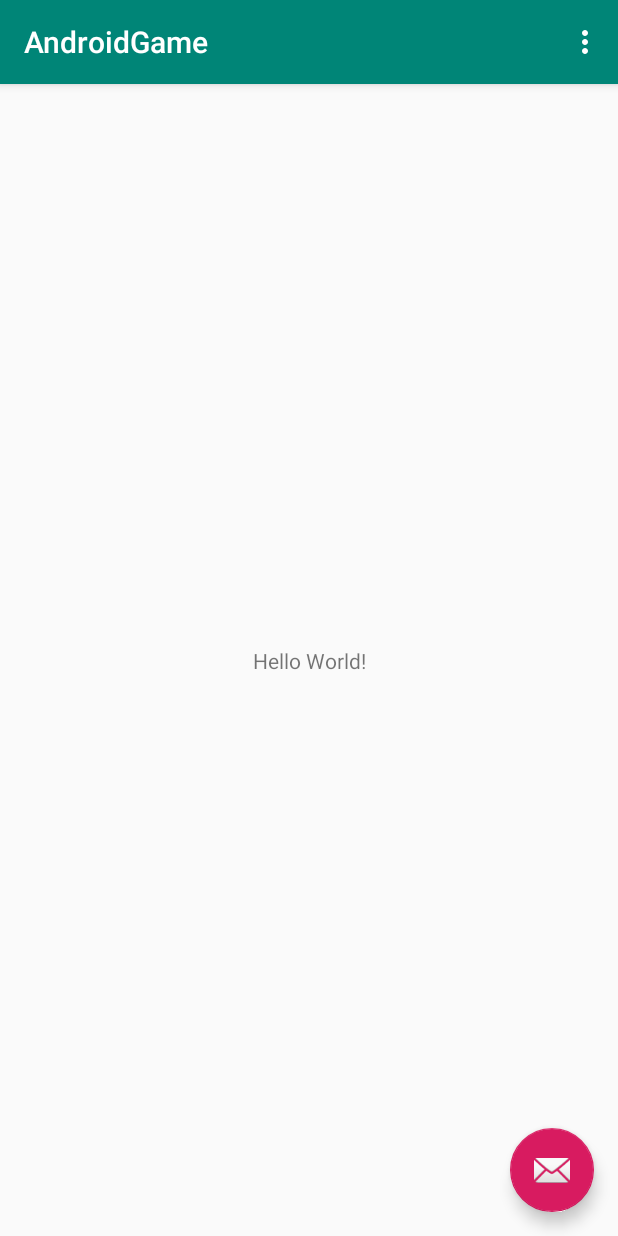
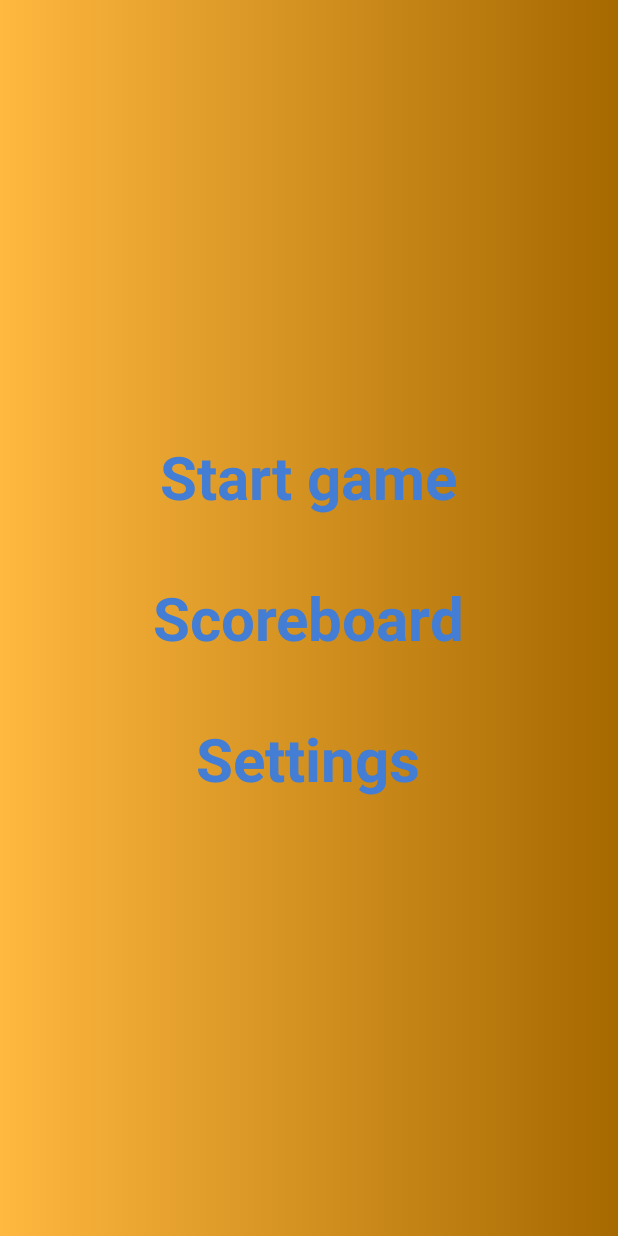
Before and after one commit to InfantryMan/AndroidGame, an Android app: the screen it shows after launch (MainActivity), on a phone screen of 412 x 824 dp. Run offline under Robolectric (Android 15) with nearby library versions, the phone set to English and light mode, and no system bars.

Commit message:
Main Page done

```diff
--- a/app/src/main/java/com/game/rk6cooperation/androidgame/MainActivity.java
+++ b/app/src/main/java/com/game/rk6cooperation/androidgame/MainActivity.java
@@ -1,13 +1,7 @@
 package com.game.rk6cooperation.androidgame;
 
 import android.os.Bundle;
-import android.support.design.widget.FloatingActionButton;
-import android.support.design.widget.Snackbar;
 import android.support.v7.app.AppCompatActivity;
-import android.support.v7.widget.Toolbar;
-import android.view.Menu;
-import android.view.MenuItem;
-import android.view.View;
 
 public class MainActivity extends AppCompatActivity {
 
@@ -15,38 +9,7 @@ public class MainActivity extends AppCompatActivity {
     protected void onCreate(Bundle savedInstanceState) {
         super.onCreate(savedInstanceState);
         setContentView(R.layout.activity_main);
-        Toolbar toolbar = findViewById(R.id.toolbar);
-        setSupportActionBar(toolbar);
 
-        FloatingActionButton fab = findViewById(R.id.fab);
-        fab.setOnClickListener(new View.OnClickListener() {
-            @Override
-            public void onClick(View view) {
-                Snackbar.make(view, "Replace with your own action", Snackbar.LENGTH_LONG)
-                        .setAction("Action", null).show();
-            }
-        });
     }
 
-    @Override
-    public boolean onCreateOptionsMenu(Menu menu) {
-        // Inflate the menu; this adds items to the action bar if it is present.
-        getMenuInflater().inflate(R.menu.menu_main, menu);
-        return true;
-    }
-
-    @Override
-    public boolean onOptionsItemSelected(MenuItem item) {
-        // Handle action bar item clicks here. The action bar will
-        // automatically handle clicks on the Home/Up button, so long
-        // as you specify a parent activity in AndroidManifest.xml.
-        int id = item.getItemId();
-
-        //noinspection SimplifiableIfStatement
-        if (id == R.id.action_settings) {
-            return true;
-        }
-
-        return super.onOptionsItemSelected(item);
-    }
 }
--- /dev/null
+++ b/app/src/main/res/drawable/background_color.xml
@@ -0,0 +1,8 @@
+<?xml version="1.0" encoding="utf-8"?>
+<selector xmlns:android="http://schemas.android.com/apk/res/android">
+    <item>
+        <shape>
+            <gradient android:angle="@dimen/gradient_angle" android:endColor="@color/application_background_end" android:startColor="@color/application_background_begin" />
+        </shape>
+    </item>
+</selector>
--- a/app/src/main/res/layout/activity_main.xml
+++ b/app/src/main/res/layout/activity_main.xml
@@ -1,33 +1,33 @@
 <?xml version="1.0" encoding="utf-8"?>
-<android.support.design.widget.CoordinatorLayout xmlns:android="http://schemas.android.com/apk/res/android"
-    xmlns:app="http://schemas.android.com/apk/res-auto"
-    xmlns:tools="http://schemas.android.com/tools"
+<FrameLayout xmlns:android="http://schemas.android.com/apk/res/android"
     android:layout_width="match_parent"
     android:layout_height="match_parent"
-    tools:context=".MainActivity">
+    android:background="@drawable/background_color">
 
-    <android.support.design.widget.AppBarLayout
-        android:layout_width="match_parent"
-        android:layout_height="wrap_content"
-        android:theme="@style/AppTheme.AppBarOverlay">
-
-        <android.support.v7.widget.Toolbar
-            android:id="@+id/toolbar"
-            android:layout_width="match_parent"
-            android:layout_height="?attr/actionBarSize"
-            android:background="?attr/colorPrimary"
-            app:popupTheme="@style/AppTheme.PopupOverlay" />
-
-    </android.support.design.widget.AppBarLayout>
-
-    <include layout="@layout/content_main" />
-
-    <android.support.design.widget.FloatingActionButton
-        android:id="@+id/fab"
+    <LinearLayout xmlns:android="http://schemas.android.com/apk/res/android"
         android:layout_width="wrap_content"
         android:layout_height="wrap_content"
-        android:layout_gravity="bottom|end"
-        android:layout_margin="@dimen/fab_margin"
-        app:srcCompat="@android:drawable/ic_dialog_email" />
+        android:layout_gravity="center"
+        android:orientation="vertical"
+        android:padding="@dimen/content_padding">
 
-</android.support.design.widget.CoordinatorLayout>
+        <TextView
+            android:id="@+id/btn_start_game"
+            style="@style/MenuFont"
+            android:layout_marginBottom="@dimen/button_margin_bottom"
+            android:text="@string/menu_start_game" />
+
+        <TextView
+            android:id="@+id/btn_scoreboard"
+            style="@style/MenuFont"
+            android:layout_marginBottom="@dimen/button_margin_bottom"
+            android:text="@string/menu_scoreboard" />
+
+        <TextView
+            android:id="@+id/btn_settings"
+            style="@style/MenuFont"
+            android:text="@string/menu_settings" />
+
+    </LinearLayout>
+
+</FrameLayout>
--- a/app/src/main/res/menu/menu_main.xml
+++ /dev/null
@@ -1,10 +0,0 @@
-<menu xmlns:android="http://schemas.android.com/apk/res/android"
-    xmlns:app="http://schemas.android.com/apk/res-auto"
-    xmlns:tools="http://schemas.android.com/tools"
-    tools:context="com.game.rk6cooperation.androidgame.MainActivity">
-    <item
-        android:id="@+id/action_settings"
-        android:orderInCategory="100"
-        android:title="@string/action_settings"
-        app:showAsAction="never" />
-</menu>
--- a/app/src/main/res/values/colors.xml
+++ b/app/src/main/res/values/colors.xml
@@ -3,4 +3,8 @@
     <color name="colorPrimary">#008577</color>
     <color name="colorPrimaryDark">#00574B</color>
     <color name="colorAccent">#D81B60</color>
+
+    <color name="button">#437DD4</color>
+    <color name="application_background_begin">#A66900</color>
+    <color name="application_background_end">#FFB840</color>
 </resources>
--- a/app/src/main/res/values/dimens.xml
+++ b/app/src/main/res/values/dimens.xml
@@ -1,3 +1,6 @@
 <resources>
-    <dimen name="fab_margin">16dp</dimen>
+    <dimen name="content_padding">20dp</dimen>
+    <dimen name="button_margin_bottom">40dp</dimen>
+    <dimen name="button_text_size">40sp</dimen>
+    <dimen name="gradient_angle">180</dimen>
 </resources>
--- a/app/src/main/res/values/strings.xml
+++ b/app/src/main/res/values/strings.xml
@@ -1,4 +1,7 @@
 <resources>
     <string name="app_name">AndroidGame</string>
-    <string name="action_settings">Settings</string>
+    <string name="menu_start_game">Start game</string>
+    <string name="menu_scoreboard">Scoreboard</string>
+    <string name="menu_settings">Settings</string>
+
 </resources>
--- a/app/src/main/res/values/styles.xml
+++ b/app/src/main/res/values/styles.xml
@@ -17,4 +17,16 @@
 
     <style name="AppTheme.PopupOverlay" parent="ThemeOverlay.AppCompat.Light" />
 
+    <!--Написанное нами-->
+    <style name="MenuFont">
+        <item name="android:textSize">@dimen/button_text_size</item>
+        <item name="android:textColor">@color/button</item>
+        <item name="android:textStyle">bold</item>
+        <item name="android:clickable">true</item>
+        <item name="android:layout_weight">1</item>
+        <item name="android:gravity">center</item>
+        <item name="android:layout_width">fill_parent</item>
+        <item name="android:layout_height">wrap_content</item>
+    </style>
+
 </resources>
```
